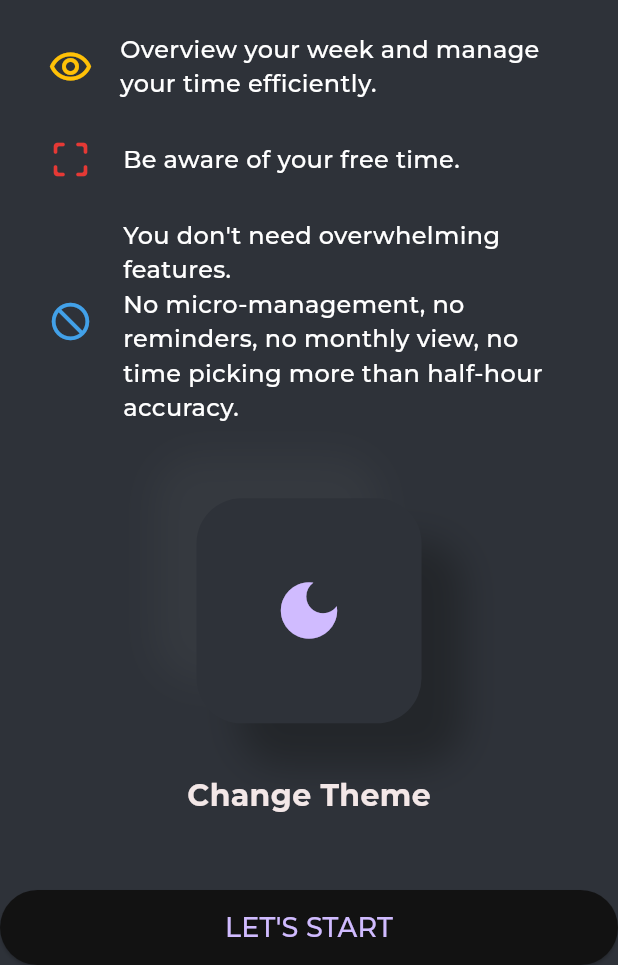
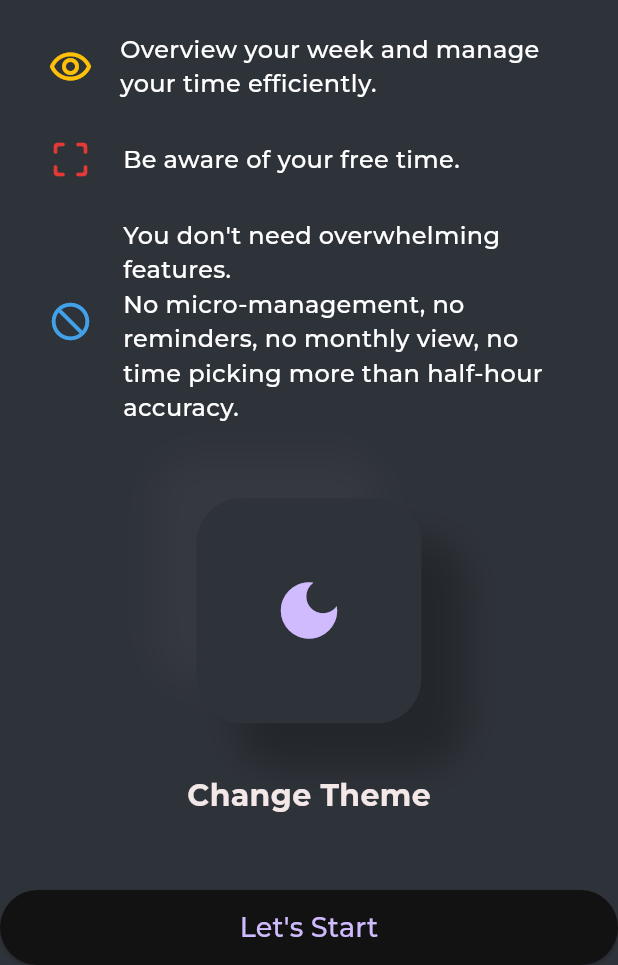
Before and after one commit to batuhanozcan1605/weekplanner, a Flutter app: the screen it shows after launch, on a phone screen of 412 x 824 dp, the part 271-1236 px from its top. Run offline on Flutter 3.47's test engine with Material 3 defaults, Android fonts, the phone set to English and light mode, and no system bars; our stand-ins replace flutter_inset_box_shadow, flutter_svg, google_mobile_ads, page_view_dot_indicator, popover, shared_preferences and 2 more; missing offline and left inert: interval_time_picker, tutorial_coach_mark; accounts and stored records are empty; generated files the repository leaves out were written again; project files that could hold a hidden picture were left out.

Commit message:
localization3

```diff
--- a/lib/l10n/app_en.arb
+++ b/lib/l10n/app_en.arb
@@ -28,6 +28,12 @@
   "tuto3" : "You can add existing events from here.",
   "tuto4" : "You can create recurring event from here.",
   "tuto5" : "You can select multiple days from here for in this week and next week.",
-  "tuto6" : "This list is scrollable."
+  "tuto6" : "This list is scrollable.",
 
+  "onboarding1" : "A simplistic week planner.",
+  "onboarding2" : "Overview your week and manage your time efficiently.",
+  "onboarding3" : "Be aware of your free time.",
+  "onboarding4" : "You don't need overwhelming features. \nNo micro-management, no reminders, no monthly view, no time picking more than half-hour accuracy.",
+  "theme" : "Change Theme",
+  "letsStart" : "Let's Start"
 }
--- a/lib/l10n/app_tr.arb
+++ b/lib/l10n/app_tr.arb
@@ -27,6 +27,13 @@
   "tuto3": "Buradan mevcut etkinlikleri ekleyebilirsiniz.",
   "tuto4": "Buradan tekrarlanan etkinlik oluşturabilirsiniz.",
   "tuto5": "Bu hafta ve gelecek haftada için buradan birden fazla gün seçebilirsiniz.",
-  "tuto6": "Bu liste kaydırılabilir."
+  "tuto6": "Bu liste kaydırılabilir.",
+
+  "onboarding1": "Basit bir hafta planlayıcısı.",
+  "onboarding2": "Haftanızı genel olarak gözden geçirin ve zamanınızı etkili bir şekilde yönetin.",
+  "onboarding3": "Boş zamanlarınızın farkında olun.",
+  "onboarding4": "Aşırı özelliklere ihtiyacınız yok. \nDetaylı yönetim, hatırlatıcılar, aylık görünüm, yarım saat hassasiyetinden fazla zaman seçimi yok.",
+  "theme" : "Temayı değiştir.",
+  "letsStart" : "Hadi Başlayalım!"
 
 }
--- a/lib/screens/event_editing_page.dart
+++ b/lib/screens/event_editing_page.dart
@@ -766,12 +766,12 @@ class _EventEditingPageState extends State<EventEditingPage> {
                                           child: Text(
                                     AppLocalizations.of(context)!.hoursCapital,
                                     style:
-                                        TextStyle(fontWeight: FontWeight.bold, fontFamily: 'Montserrat'),
+                                        const TextStyle(fontWeight: FontWeight.bold, fontFamily: 'Montserrat'),
                                   ))),
                                   Expanded(
                                       child: Center(
                                           child: Text(AppLocalizations.of(context)!.minutesCapital,
-                                              style: TextStyle(
+                                              style: const TextStyle(
                                                   fontWeight:
                                                       FontWeight.bold, fontFamily: 'Montserrat')
                                           )
@@ -1232,7 +1232,7 @@ class _EventEditingPageState extends State<EventEditingPage> {
     int showedAdCount = prefs.getInt('showedAdCount') ?? 0;
 
     showedAdCount++;
-    print(showedAdCount);
+
     if (showedAdCount % 5 == 0) {
 
       _showInterstitialAd();
--- a/lib/screens/onboarding_screen.dart
+++ b/lib/screens/onboarding_screen.dart
@@ -5,6 +5,7 @@ import 'package:flutter/material.dart' hide BoxDecoration, BoxShadow;
 import 'package:flutter_inset_box_shadow/flutter_inset_box_shadow.dart';
 import 'package:weekplanner/theme/theme.dart';
 import '../theme/theme_provider.dart';
+import 'package:flutter_gen/gen_l10n/app_localizations.dart';
 
 class OnBoardingScreen extends StatefulWidget {
   const OnBoardingScreen({super.key});
@@ -75,10 +76,10 @@ class _OnBoardingScreenState extends State<OnBoardingScreen> {
                       const SizedBox(
                         width: 20,
                       ),
-                      const Text(
-                        'A simplistic week planner.',
+                      Text(
+                        AppLocalizations.of(context)!.onboarding1,
                         style:
-                            TextStyle(fontFamily: 'Montserrat', fontSize: 16),
+                            const TextStyle(fontFamily: 'Montserrat', fontSize: 16),
                       ),
                     ],
                   ),
@@ -95,53 +96,53 @@ class _OnBoardingScreenState extends State<OnBoardingScreen> {
                       SizedBox(
                         width: height/(refPhoneHeight/20),
                       ),
-                      const Flexible(
+                      Flexible(
                           child: Text(
-                        'Overview your week and manage your time efficiently.',
+                              AppLocalizations.of(context)!.onboarding2,
                         style:
-                            TextStyle(fontFamily: 'Montserrat', fontSize: 16),
+                            const TextStyle(fontFamily: 'Montserrat', fontSize: 16),
                       )),
                     ],
                   ),
                 ),
-                const Padding(
-                  padding: EdgeInsets.only(top: 24.0),
+                Padding(
+                  padding: const EdgeInsets.only(top: 24.0),
                   child: Row(
                     children: [
-                      Icon(
+                      const Icon(
                         Icons.crop_free_rounded,
                         color: Color(0xFFE53935),
                         size: 30,
                       ),
-                      SizedBox(
+                      const SizedBox(
                         width: 20,
                       ),
                       Flexible(
                           child: Text(
-                        'Be aware of your free time.',
+                              AppLocalizations.of(context)!.onboarding3,
                         style:
-                            TextStyle(fontFamily: 'Montserrat', fontSize: 16),
+                            const TextStyle(fontFamily: 'Montserrat', fontSize: 16),
                       )),
                     ],
                   ),
                 ),
-                const Padding(
-                  padding: EdgeInsets.only(top: 24.0),
+                Padding(
+                  padding: const EdgeInsets.only(top: 24.0),
                   child: Row(
                     children: [
-                      Icon(
+                      const Icon(
                         Icons.not_interested_outlined,
                         color: Color(0xFF42A1E9),
                         size: 30,
                       ),
-                      SizedBox(
+                      const SizedBox(
                         width: 20,
                       ),
                       Flexible(
                           child: Text(
-                        "You don't need overwhelming features. \nNo micro-management, no reminders, no monthly view, no time picking more than half-hour accuracy.",
+                            AppLocalizations.of(context)!.onboarding4,
                         style:
-                            TextStyle(fontFamily: 'Montserrat', fontSize: 16),
+                            const TextStyle(fontFamily: 'Montserrat', fontSize: 16),
                       )),
                     ],
                   ),
@@ -203,7 +204,7 @@ class _OnBoardingScreenState extends State<OnBoardingScreen> {
                 ),
                 SizedBox(height: height/(refPhoneHeight/38),),
                 Text(
-                  "Change Theme",
+                  AppLocalizations.of(context)!.theme,
                   style:
                   TextStyle(
                       fontFamily: 'Montserrat',
@@ -224,9 +225,9 @@ class _OnBoardingScreenState extends State<OnBoardingScreen> {
             Navigator.of(context).pushReplacement(
                 MaterialPageRoute(builder: (context) => const SplashScreen()));
           },
-          child: const Text(
-            "LET'S START",
-            style: TextStyle(fontFamily: 'Montserrat', fontSize: 18),
+          child: Text(
+            AppLocalizations.of(context)!.letsStart,
+            style: const TextStyle(fontFamily: 'Montserrat', fontSize: 18),
           ),
         ),
       ),
```
